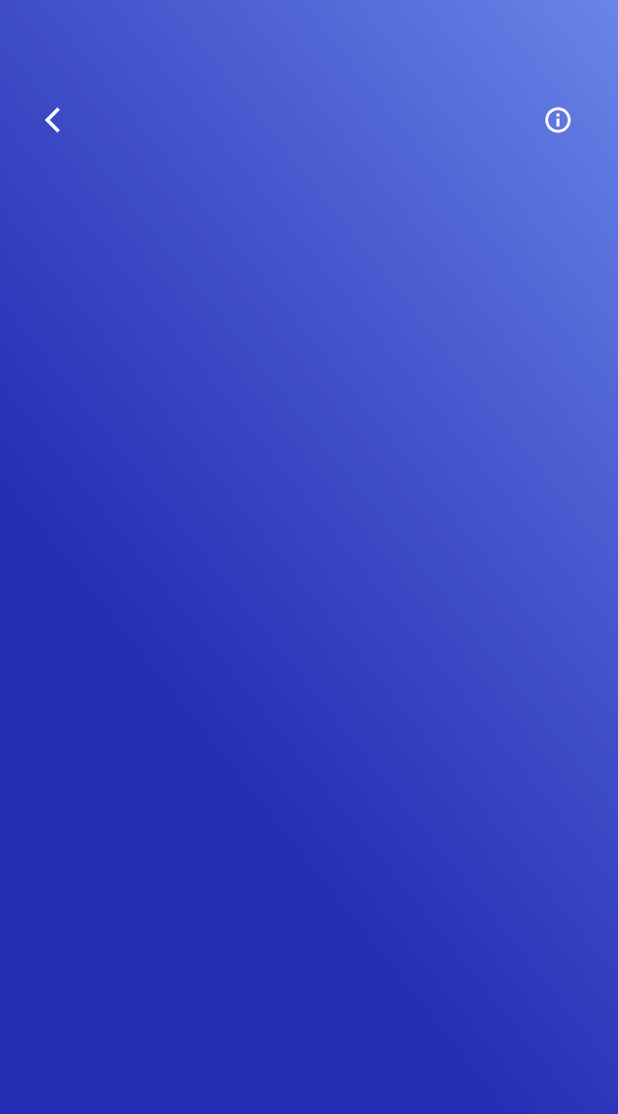
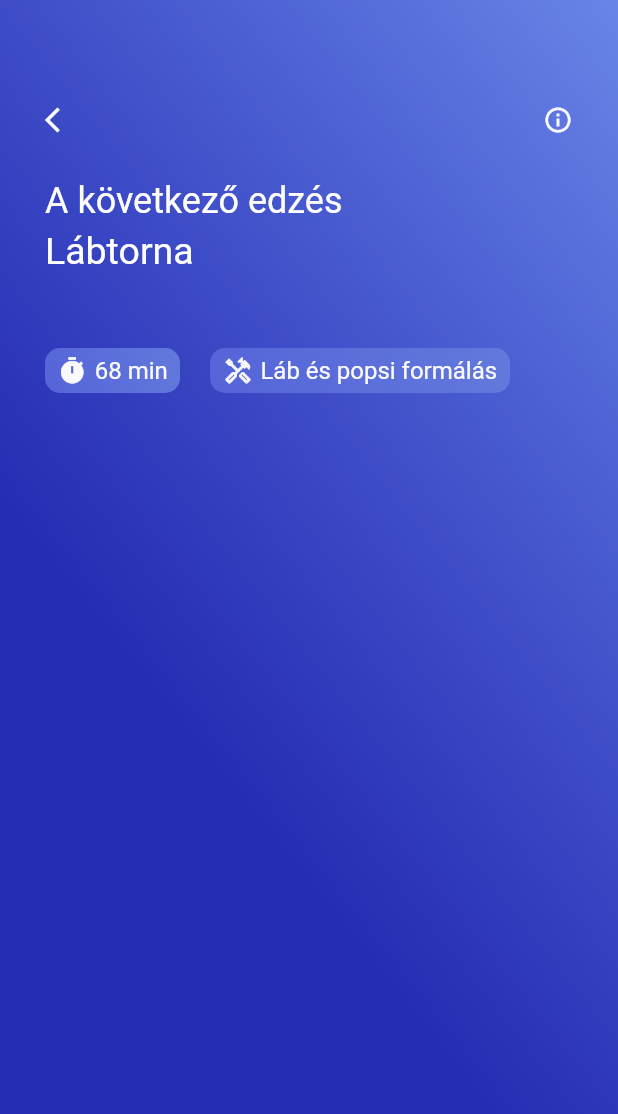
Before and after one commit to maximilianbarabas/fitnessapp, a Flutter app: the screen it shows after launch, on a phone screen of 412 x 824 dp. Shown: the top 1114 px of the screen. Run offline on Flutter 3.47's test engine with Material 2 defaults, Android fonts, the phone set to English and light mode, and no system bars.

Commit message:
middle way of the secondpage

```diff
--- a/lib/video_info.dart
+++ b/lib/video_info.dart
@@ -32,6 +32,7 @@ class _VideoInfoState extends State<VideoInfo> {
                     width: MediaQuery.of(context).size.width,
                     height: 300,
                     child: Column(
+                      crossAxisAlignment: CrossAxisAlignment.start,
                       children: [
                         Row(
                           children: [
@@ -43,7 +44,104 @@ class _VideoInfoState extends State<VideoInfo> {
                                 size: 20,
                                 color: color.AppColor.secondPageIconColor)
                           ],
-                        )
+                        ),
+                        SizedBox(
+                          height: 30,
+                        ),
+                        Text(
+                          "A következő edzés",
+                          style: TextStyle(
+                              fontSize: 24,
+                              color: color.AppColor.secondPageTitleColor),
+                        ),
+                        SizedBox(
+                          height: 5,
+                        ),
+                        Text(
+                          "Lábtorna",
+                          style: TextStyle(
+                              fontSize: 25,
+                              color: color.AppColor.secondPageTitleColor),
+                        ),
+                        SizedBox(
+                          height: 50,
+                        ),
+                        Row(
+                          children: [
+                            Container(
+                                width: 90,
+                                height: 30,
+                                decoration: BoxDecoration(
+                                    borderRadius: BorderRadius.circular(10),
+                                    gradient: LinearGradient(
+                                      colors: [
+                                        color.AppColor
+                                            .secondPageContainerGradient1stColor,
+                                        color.AppColor
+                                            .secondPageContainerGradient2ndColor
+                                      ],
+                                      begin: Alignment.bottomLeft,
+                                      end: Alignment.topRight,
+                                    )),
+                                child: Row(
+                                  mainAxisAlignment: MainAxisAlignment.center,
+                                  children: [
+                                    Icon(
+                                      Icons.timer,
+                                      size: 20,
+                                      color: color.AppColor.secondPageIconColor,
+                                    ),
+                                    SizedBox(
+                                      width: 5,
+                                    ),
+                                    Text("68 min",
+                                        style: TextStyle(
+                                            fontSize: 16,
+                                            color: color
+                                                .AppColor.secondPageIconColor))
+                                  ],
+                                )),
+                            SizedBox(
+                              width: 20,
+                            ),
+                            Container(
+                                width: 200,
+                                height: 30,
+                                decoration: BoxDecoration(
+                                    borderRadius: BorderRadius.circular(10),
+                                    gradient: LinearGradient(
+                                      colors: [
+                                        color.AppColor
+                                            .secondPageContainerGradient1stColor,
+                                        color.AppColor
+                                            .secondPageContainerGradient2ndColor
+                                      ],
+                                      begin: Alignment.bottomLeft,
+                                      end: Alignment.topRight,
+                                    )),
+                                child: Row(
+                                  mainAxisAlignment: MainAxisAlignment.center,
+                                  children: [
+                                    Icon(
+                                      Icons.handyman_outlined,
+                                      size: 20,
+                                      color: color.AppColor.secondPageIconColor,
+                                    ),
+                                    SizedBox(
+                                      width: 5,
+                                    ),
+                                    Text("Láb és popsi formálás",
+                                        style: TextStyle(
+                                            fontSize: 16,
+                                            color: color
+                                                .AppColor.secondPageIconColor))
+                                  ],
+                                ))
+                          ],
+                        ),
+                        SizedBox(
+                          width: 20,
+                        ),
                       ],
                     ))
               ],
```
